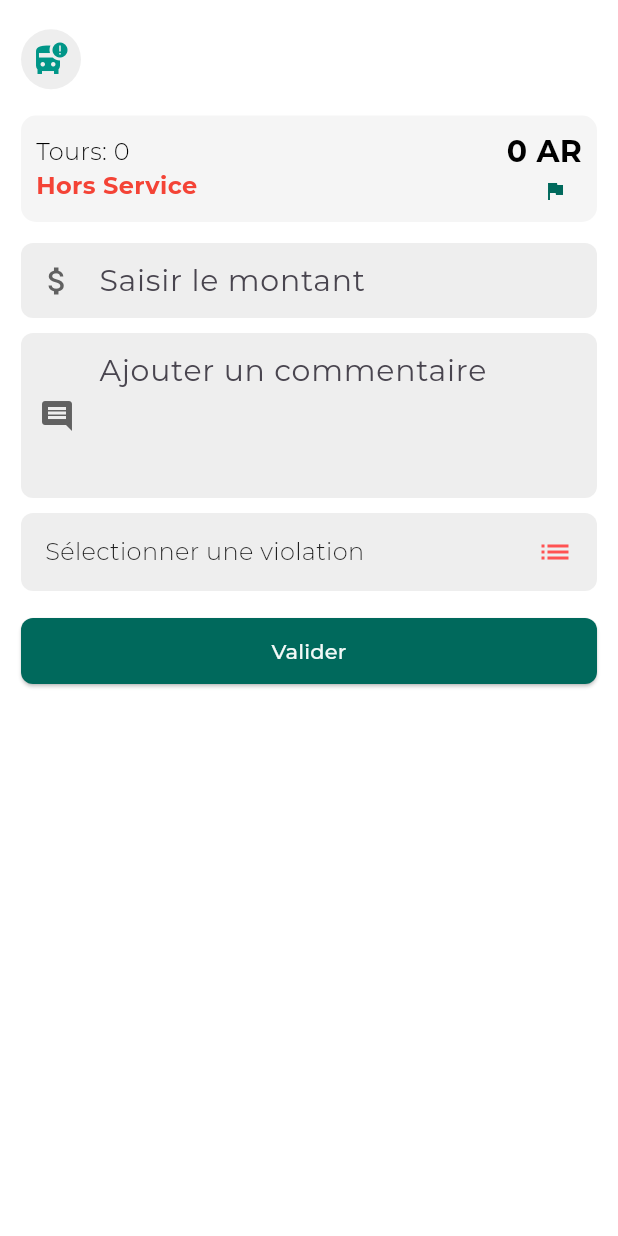
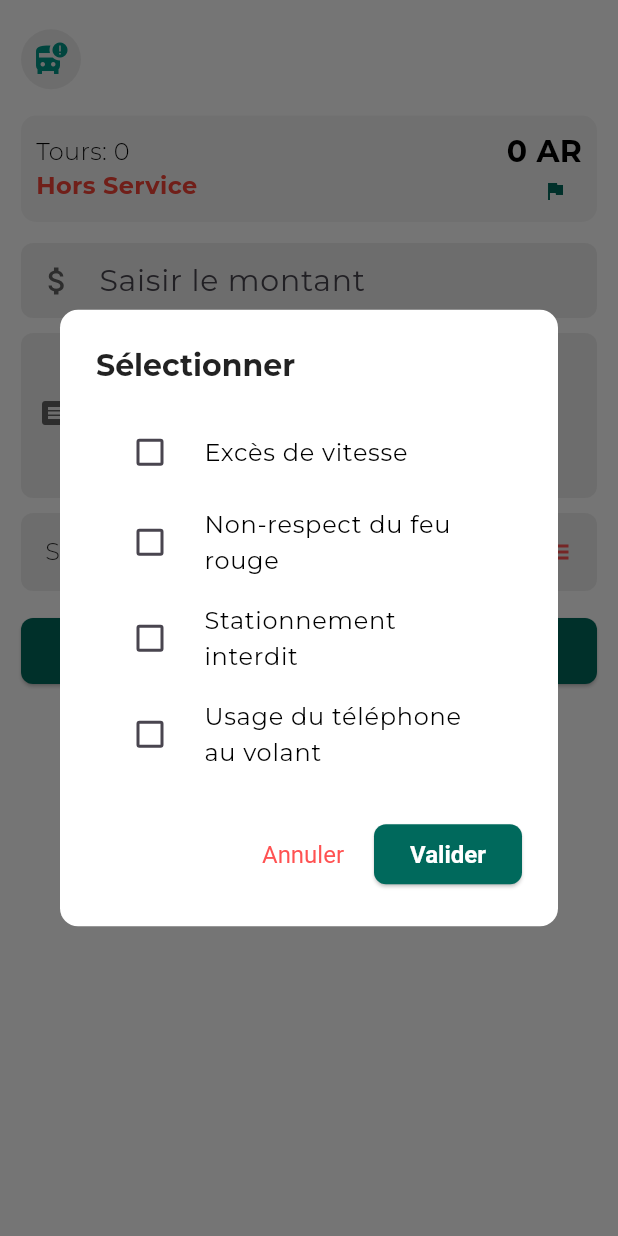
Before and after one commit to dylancodeverse/Smart-time-tracking, a Flutter app: the SimpleCardBUS widget shown alone on an empty page, opened directly with empty values, after a tap on "Sélectionner une violation", on a phone screen of 412 x 824 dp. Run offline on Flutter 3.47's test engine with Material 3 defaults, Android fonts, the phone set to English and light mode, and no system bars; our stand-ins replace sqflite; accounts and stored records are empty; statements that could not run were skipped.

Commit message:
checkpoint modal

```diff
--- a/lib/presentation/UI/features/arrival/arrival_declaration_screen.dart
+++ b/lib/presentation/UI/features/arrival/arrival_declaration_screen.dart
@@ -6,6 +6,7 @@ import 'package:sola/presentation/UI/features/home/bus_card/bus_info_header.dart
 import 'package:sola/presentation/UI/widgets/bottomnav.dart';
 import 'package:sola/presentation/UI/widgets/gesture_detector_modal.dart';
 import 'package:sola/presentation/UI/widgets/input_field.dart';
+import 'package:sola/presentation/UI/widgets/multi_select.dart';
 import 'package:sola/presentation/model/daily_statistic.dart';
 
 class ArrivalDeclarationScreen extends StatelessWidget{
@@ -41,14 +42,36 @@ class SimpleCardBUS extends StatefulWidget {
 class _SimpleCardBUSState extends State<SimpleCardBUS> {
   final TextEditingController _amountController = TextEditingController();
   final TextEditingController _commentController = TextEditingController();
-  String? _selectedViolation;
+  List<String> _selectedItems = [];
 
+
+
+
+  void _showMultiSelect() async {
+    // a list of selectable items
+    // these items can be hard-coded or dynamically fetched from a database/API
     final List<String> violations = [
       'Excès de vitesse',
       'Non-respect du feu rouge',
       'Stationnement interdit',
       'Usage du téléphone au volant'
     ];
+
+    final List<String>? results = await showDialog(
+      context: context,
+      builder: (BuildContext context) {
+        return MultiSelect(items: violations);
+      },
+    );
+
+    // Update UI
+    if (results != null) {
+      setState(() {
+        _selectedItems = results;
+      });
+    }
+  }
+
 
   @override
   Widget build(BuildContext context) {
@@ -101,9 +124,9 @@ class _SimpleCardBUSState extends State<SimpleCardBUS> {
 
             // Liste déroulante pour sélectionner une violation
             GestureDetectorModal(
-              text: "Sélectionner une violation",
+              text: "Sélectionner une violation ",
               onTap: () {
-                print("Modal ouvert !");
+                _showMultiSelect();
               },
               icon: Icons.list, // Icône personnalisée
               backgroundColor:Colors.grey[200]!,
@@ -120,7 +143,9 @@ class _SimpleCardBUSState extends State<SimpleCardBUS> {
                 onPressed: () {
                   print("Montant: ${_amountController.text}");
                   print("Commentaire: ${_commentController.text}");
-                  print("Violation: $_selectedViolation");
+                  for (var element in _selectedItems) {
+                    print(element);
+                  }
                 },
                 style: ElevatedButton.styleFrom(
                   backgroundColor: AppTheme.darkPrimary,
--- /dev/null
+++ b/lib/presentation/UI/widgets/multi_select.dart
@@ -0,0 +1,99 @@
+// Multi Select widget
+// This widget is reusable
+import 'package:flutter/material.dart';
+import 'package:sola/presentation/UI/config/theme.dart';
+
+class MultiSelect extends StatefulWidget {
+  final List<String> items;
+  const MultiSelect({super.key, required this.items});
+
+  @override
+  State<StatefulWidget> createState() => _MultiSelectState();
+}
+
+class _MultiSelectState extends State<MultiSelect> {
+  // this variable holds the selected items
+  final List<String> _selectedItems = [];
+
+// This function is triggered when a checkbox is checked or unchecked
+  void _itemChange(String itemValue, bool isSelected) {
+    setState(() {
+      if (isSelected) {
+        _selectedItems.add(itemValue);
+      } else {
+        _selectedItems.remove(itemValue);
+      }
+    });
+  }
+
+
+  // this function is called when the Cancel button is pressed
+  void _cancel() {
+    Navigator.pop(context);
+  }
+
+// this function is called when the Submit button is tapped
+  void _submit() {
+    Navigator.pop(context, _selectedItems);
+  }
+
+  @override
+  Widget build(BuildContext context) {
+      print("oaylele");
+      print(_selectedItems);
+
+    return AlertDialog(
+      backgroundColor: Colors.white, // ✅ Couleur de fond du modal
+      shape: RoundedRectangleBorder(borderRadius: BorderRadius.circular(12)), // ✅ Coins arrondis
+
+      title: Text(
+        'Sélectionner',
+        style: TextStyle(
+          fontSize: 20, // ✅ Taille de la police du titre
+          fontWeight: FontWeight.bold, // ✅ Texte en gras
+          color: Colors.black87, // ✅ Couleur du texte
+        ),
+      ),
+
+      content: SingleChildScrollView(
+        child: ListBody(
+          children: widget.items
+              .map((item) => CheckboxListTile(
+                    value: _selectedItems.contains(item),
+                    title: Text(
+                      item,
+                      style: TextStyle(
+                        fontSize: 16, // ✅ Taille de la police des options
+                        color: Colors.black, // ✅ Couleur du texte
+                      ),
+                    ),
+                    controlAffinity: ListTileControlAffinity.leading,
+                    onChanged: (isChecked) => _itemChange(item, isChecked!),
+                  ))
+              .toList(),
+        ),
+      ),
+
+      actions: [
+        TextButton(
+          onPressed: _cancel,
+          style: TextButton.styleFrom(
+            foregroundColor: Colors.redAccent, // ✅ Couleur du bouton "Annuler"
+            textStyle: TextStyle(fontSize: 16), // ✅ Taille de la police du bouton
+          ),
+          child: const Text('Annuler'),
+        ),
+        ElevatedButton(
+          onPressed: _submit,
+          style: ElevatedButton.styleFrom(
+            backgroundColor: AppTheme.darkPrimary, // ✅ Couleur du bouton "Valider"
+            textStyle: TextStyle(fontSize: 16, fontWeight: FontWeight.bold), // ✅ Taille et style
+            shape: RoundedRectangleBorder(borderRadius: BorderRadius.circular(8)), // ✅ Coins arrondis
+          ),
+          child: const Text('Valider', style: TextStyle(color: Colors.white)), // ✅ Texte blanc
+        ),
+      ],
+    );
+  }
+
+}
```
Also changed, not shown: lib/presentation/UI/widgets/modal_object.dart (added, +7 -0 lines), lib/presentation/providers/arrival_declaration/modal_provider.dart (added, +18 -0 lines). Lines whose indentation alone changed are shown as unchanged.
